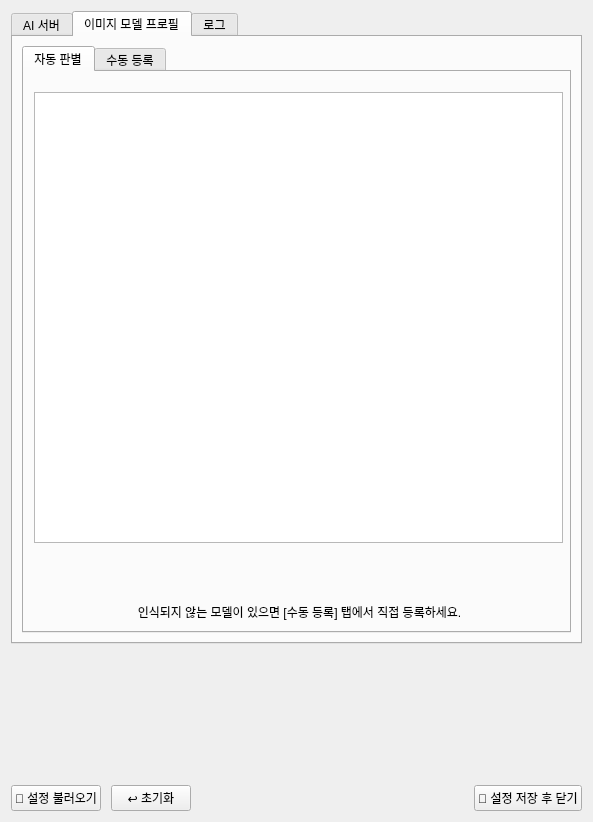
First picture: the form in assets/ui/settings_dialog.ui, repository Donian-kor/ComfyCraft_AI_Easy_Studio, before the edit.
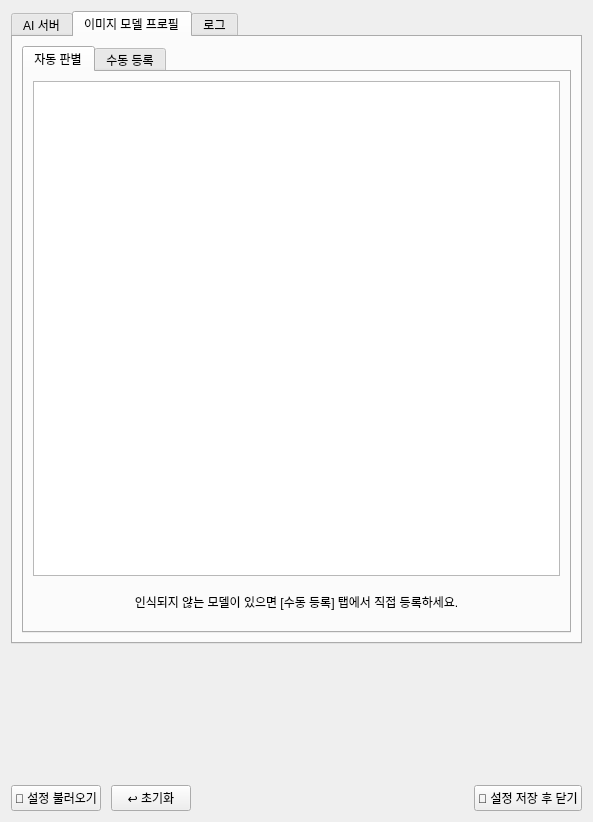
Second picture: the form after the edit.

```diff
--- a/assets/ui/settings_dialog.ui
+++ b/assets/ui/settings_dialog.ui
@@ -211,19 +211,13 @@
           <attribute name="title">
            <string>자동 판별</string>
           </attribute>
+          <layout class="QVBoxLayout" name="modelAutoTabLayout">
+           <item>
           <widget class="QListWidget" name="profileAutoList">
-           <property name="geometry">
-            <rect>
-             <x>10</x>
-             <y>20</y>
-             <width>529</width>
-             <height>451</height>
-            </rect>
-           </property>
            <property name="sizePolicy">
-            <sizepolicy hsizetype="Preferred" vsizetype="Preferred">
+              <sizepolicy hsizetype="Preferred" vsizetype="Expanding">
              <horstretch>0</horstretch>
-             <verstretch>0</verstretch>
+               <verstretch>1</verstretch>
             </sizepolicy>
            </property>
            <property name="minimumSize">
@@ -232,27 +226,15 @@
              <height>90</height>
             </size>
            </property>
-           <property name="maximumSize">
-            <size>
-             <width>16777215</width>
-             <height>11111111</height>
-            </size>
-           </property>
            <property name="resizeMode">
             <enum>QListView::ResizeMode::Fixed</enum>
            </property>
           </widget>
+           </item>
+           <item>
           <widget class="QLabel" name="modelAutoHintLabel">
-           <property name="geometry">
-            <rect>
-             <x>30</x>
-             <y>520</y>
-             <width>491</width>
-             <height>40</height>
-            </rect>
-           </property>
            <property name="sizePolicy">
-            <sizepolicy hsizetype="Preferred" vsizetype="Fixed">
+              <sizepolicy hsizetype="Preferred" vsizetype="Minimum">
              <horstretch>0</horstretch>
              <verstretch>0</verstretch>
             </sizepolicy>
@@ -273,6 +255,8 @@
             <bool>true</bool>
            </property>
           </widget>
+           </item>
+          </layout>
          </widget>
          <widget class="QWidget" name="modelManualTab">
           <attribute name="title">
```
Lines whose indentation alone changed are shown as unchanged.
